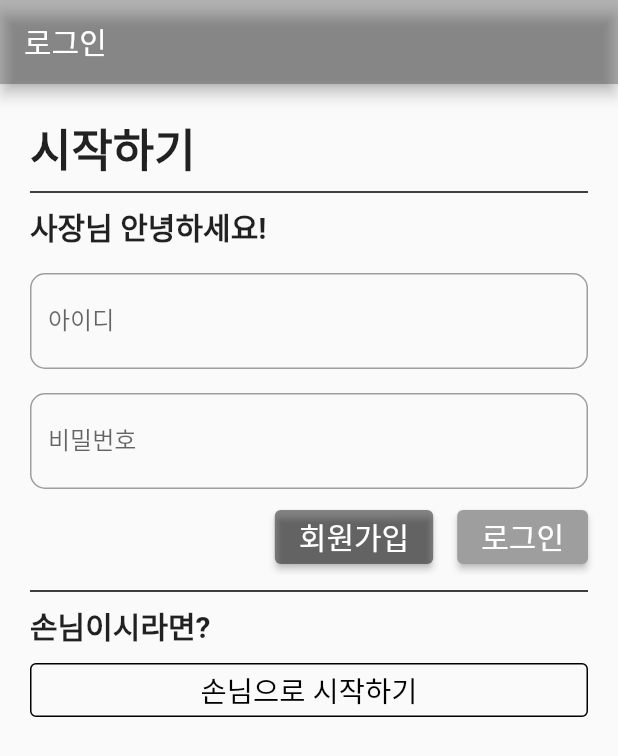
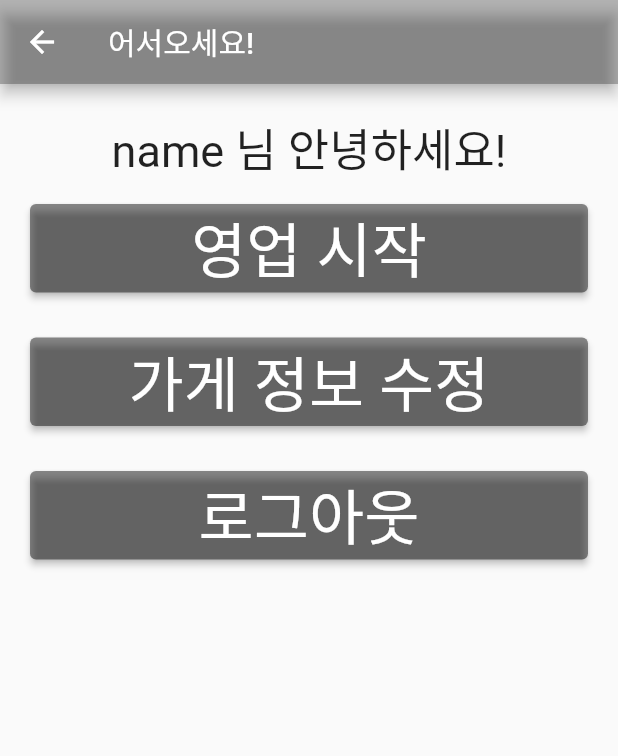
Before and after one commit to comalmot/2022-01-BasicProjectLab, a Flutter app: the screen it shows after launch, after a tap on "로그인", on a phone screen of 412 x 824 dp. Shown: the top 756 px of the screen. Run offline on Flutter 3.47's test engine with Material 2 defaults, Android fonts, the phone set to English and light mode, and no system bars.

Commit message:
로그인 이후 화면 구현

```diff
--- /dev/null
+++ b/lib/beforeStart.dart
@@ -0,0 +1,106 @@
+import 'package:flutter/material.dart';
+import 'main.dart';
+
+void main() => runApp(MyApp());
+
+class MyApp extends StatelessWidget {
+  @override
+  Widget build(BuildContext context) {
+    return MaterialApp(
+      debugShowCheckedModeBanner: false,
+      title: '환영합니다!',
+      home: beforeStart(),
+    );
+  }
+}
+
+class beforeStart extends StatefulWidget {
+  @override
+  beforeStartState createState() => beforeStartState();
+}
+
+class beforeStartState extends State<beforeStart> {
+
+  final TextEditingController controller = TextEditingController();
+  String name = "name";
+  bool isTrue = true;
+
+  void _delete(BuildContext context) {
+    showDialog(
+        context: context,
+        builder: (BuildContext ctx) {
+          return AlertDialog(
+            title: const Text('로그아웃'),
+            content: const Text('정말 로그아웃하시겠습니까?'),
+            actions: [
+              TextButton(
+                  onPressed: () {
+                    setState(() {
+                      isTrue = false;
+                    });
+                    Navigator.push(
+                        context,
+                        MaterialPageRoute(
+                            builder:
+                                (BuildContext context) =>
+                                MyEditText()));
+                  },
+                  child: const Text('Yes', style: TextStyle(fontSize: 20),)),
+              TextButton(
+                  onPressed: () {
+                    Navigator.of(context).pop();
+                  },
+                  child: const Text('No', style: TextStyle(fontSize: 20),))
+            ],
+          );
+        });
+  }
+
+  @override
+  Widget build(BuildContext context) {
+    return Scaffold(
+      appBar: AppBar(
+        title: Text("어서오세요!"),
+        backgroundColor: Colors.black26,
+      ),
+      body: Container(
+        padding: const EdgeInsets.all(20.0),
+        child: SingleChildScrollView(
+          child: Column(
+            crossAxisAlignment: CrossAxisAlignment.stretch,
+            children: <Widget>[
+              Text('$name' + ' 님 안녕하세요!', textAlign: TextAlign.center, style: TextStyle(fontSize: 30),),
+              Container(margin: EdgeInsets.all(8.0),),
+              ElevatedButton(onPressed: () {},
+                  style: ButtonStyle(
+                      textStyle: MaterialStateProperty.all(
+                          TextStyle(fontSize: 40, color: Colors.white)),
+                      backgroundColor:
+                      MaterialStateProperty.all(Colors.black45),
+                  ),
+                  child: Text("영업 시작")),
+              Container(margin: EdgeInsets.all(15.0),),
+              ElevatedButton(onPressed: () {},
+                  style: ButtonStyle(
+                    textStyle: MaterialStateProperty.all(
+                        TextStyle(fontSize: 40, color: Colors.white)),
+                    backgroundColor:
+                    MaterialStateProperty.all(Colors.black45),
+                  ),
+                  child: Text("가게 정보 수정")),
+              Container(margin: EdgeInsets.all(15.0),),
+              ElevatedButton(onPressed:isTrue == true ? () => _delete(context) : null,
+                  style: ButtonStyle(
+                    textStyle: MaterialStateProperty.all(
+                        TextStyle(fontSize: 40, color: Colors.white)),
+                    backgroundColor:
+                    MaterialStateProperty.all(Colors.black45),
+                  ),
+                  child: Text("로그아웃")),
+            ],
+          ),
+        ),
+      ),
+    );
+  }
+}
--- a/lib/main.dart
+++ b/lib/main.dart
@@ -1,9 +1,17 @@
 import 'package:flutter/material.dart';
+import 'beforeStart.dart';
 
-void main() {
-  runApp(MaterialApp(
-    home: MyEditText(),
-  ));
+void main() => runApp(MyApp());
+
+class MyApp extends StatelessWidget {
+  @override
+  Widget build(BuildContext context) {
+    return MaterialApp(
+      debugShowCheckedModeBanner: false,
+      title: '로그인',
+      home: MyEditText(),
+    );
+  }
 }
 
 class MyEditText extends StatefulWidget {
@@ -79,7 +87,12 @@
                     child: Text("회원가입"),),
                   Container(margin: EdgeInsets.all(8.0),),
                   ElevatedButton(
-                    onPressed: () {},
+                    onPressed: () {Navigator.push(
+                        context,
+                        MaterialPageRoute(
+                            builder:
+                                (BuildContext context) =>
+                                beforeStart()));},
                     style: ButtonStyle(
                         textStyle: MaterialStateProperty.all(
                             TextStyle(fontSize: 20, color: Colors.white)),
```
Also changed, not shown: 1 other file.
